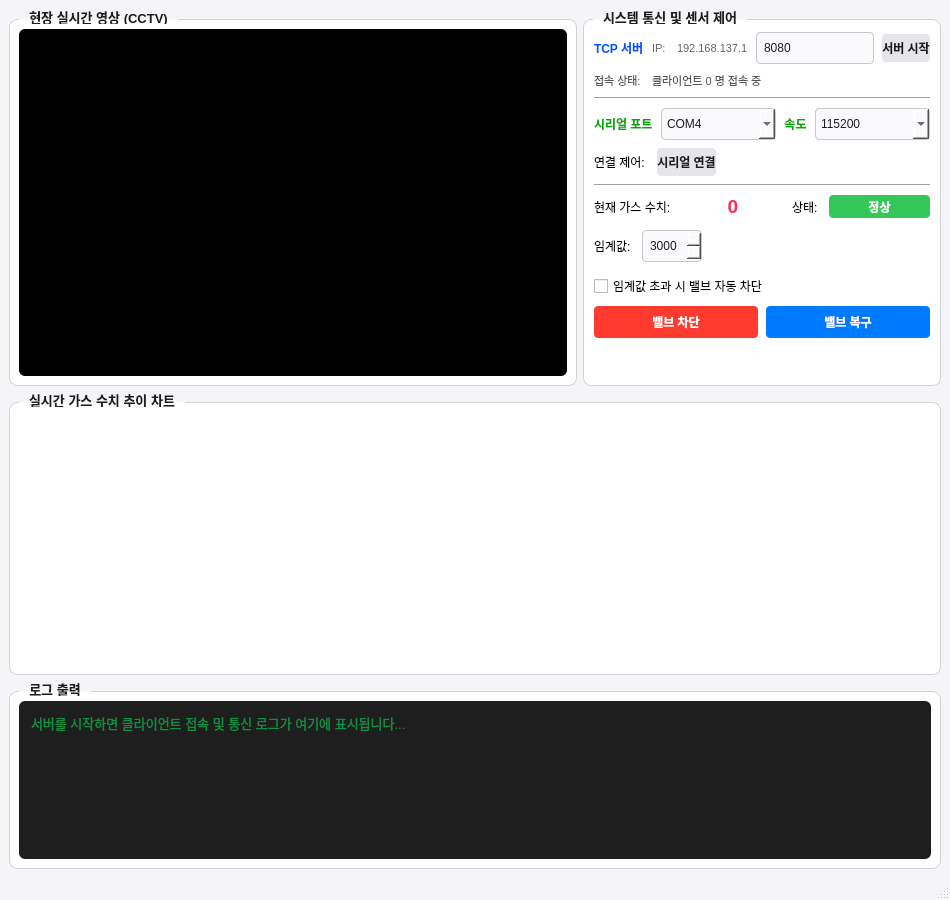
This is qt-server/mainwindow.ui in 96hckim/smart-monitoring-system as Qt 5 draws it before an edit. The edited form follows.
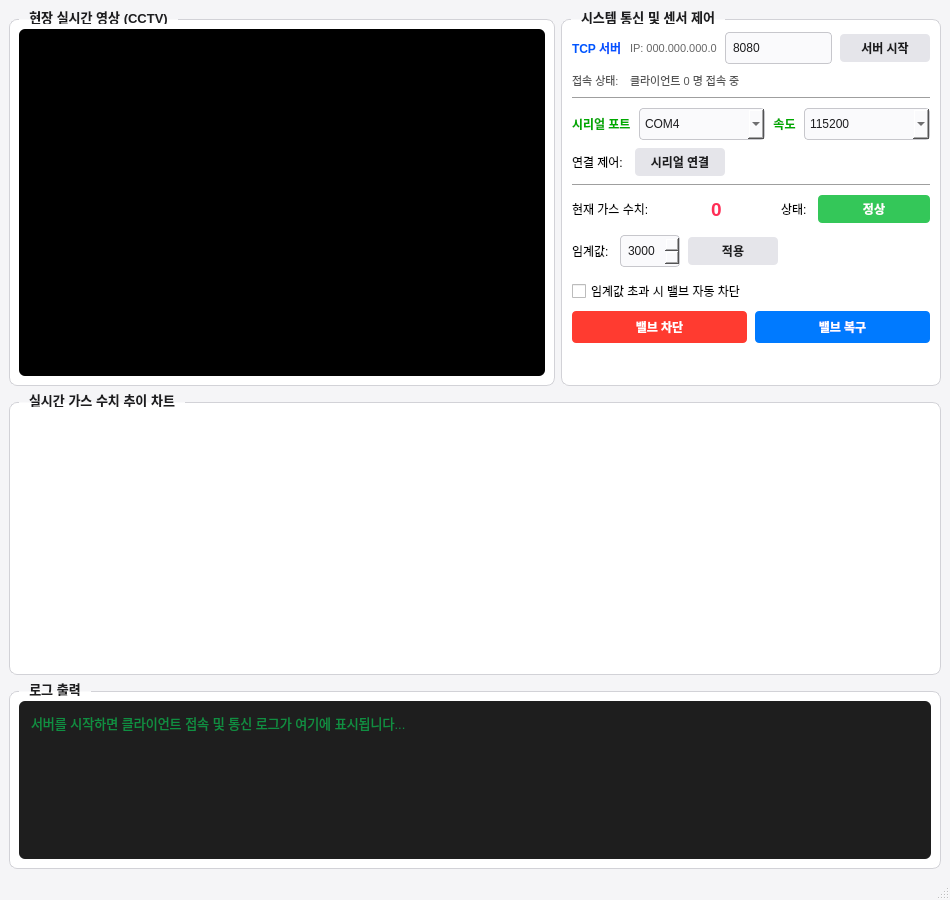
This is the edited form. Custom widgets are drawn as their Qt base class.

Commit message: feat(qt-server): 임계값 적용 버튼 추가, 시리얼 노이즈 차단 및 네트워크 로직 개선

Patch:
```diff
--- a/qt-server/mainwindow.ui
+++ b/qt-server/mainwindow.ui
@@ -153,7 +153,7 @@
             <number>10</number>
            </property>
            <item>
-            <layout class="QHBoxLayout" name="horizontalLayout_2" stretch="0,0,0,0,0">
+            <layout class="QHBoxLayout" name="horizontalLayout_2" stretch="0,0,0,0">
              <item>
               <widget class="QLabel" name="lblTcpServer">
                <property name="styleSheet">
@@ -164,23 +164,13 @@
                </property>
               </widget>
              </item>
-             <item>
-              <widget class="QLabel" name="label">
-               <property name="styleSheet">
-                <string notr="true">color: #666666; font-size: 8.5pt;</string>
-               </property>
-               <property name="text">
-                <string>IP: </string>
-               </property>
-              </widget>
-             </item>
              <item>
               <widget class="QLabel" name="lblServerIp">
                <property name="styleSheet">
                 <string notr="true">color: #666666; font-size: 8.5pt;</string>
                </property>
                <property name="text">
-                <string>192.168.137.1</string>
+                <string>IP: 000.000.000.0</string>
                </property>
               </widget>
              </item>
@@ -211,10 +201,16 @@
              </item>
              <item>
               <widget class="QPushButton" name="btnStartServer">
+               <property name="sizePolicy">
+                <sizepolicy hsizetype="Fixed" vsizetype="Fixed">
+                 <horstretch>0</horstretch>
+                 <verstretch>0</verstretch>
+                </sizepolicy>
+               </property>
                <property name="minimumSize">
                 <size>
-                 <width>0</width>
-                 <height>0</height>
+                 <width>90</width>
+                 <height>28</height>
                 </size>
                </property>
                <property name="maximumSize">
@@ -223,9 +219,6 @@
                  <height>16777215</height>
                 </size>
                </property>
-               <property name="styleSheet">
-                <string notr="true">height: 28px; font-weight: bold;</string>
-               </property>
                <property name="text">
                 <string>서버 시작</string>
                </property>
@@ -388,8 +381,17 @@
              </item>
              <item>
               <widget class="QPushButton" name="btnSerialConnect">
-               <property name="styleSheet">
-                <string notr="true">height: 28px; font-weight: bold;</string>
+               <property name="sizePolicy">
+                <sizepolicy hsizetype="Fixed" vsizetype="Fixed">
+                 <horstretch>0</horstretch>
+                 <verstretch>0</verstretch>
+                </sizepolicy>
+               </property>
+               <property name="minimumSize">
+                <size>
+                 <width>90</width>
+                 <height>28</height>
+                </size>
                </property>
                <property name="text">
                 <string>시리얼 연결</string>
@@ -458,6 +460,12 @@
              </item>
              <item>
               <widget class="QLabel" name="lblStatusBadge">
+               <property name="minimumSize">
+                <size>
+                 <width>0</width>
+                 <height>28</height>
+                </size>
+               </property>
                <property name="styleSheet">
                 <string notr="true">background-color: #34C759; color: white; font-weight: bold; border-radius: 4px; fixedHeight: 26px; AlignCenter</string>
                </property>
@@ -474,7 +482,7 @@
            <item>
             <layout class="QVBoxLayout" name="verticalLayout_6">
              <item>
-              <layout class="QHBoxLayout" name="horizontalLayout_7" stretch="0,0,0">
+              <layout class="QHBoxLayout" name="horizontalLayout_7" stretch="0,0,0,0">
                <item>
                 <widget class="QLabel" name="lblThreshold">
                  <property name="text">
@@ -501,6 +509,31 @@
                  </property>
                 </widget>
                </item>
+               <item>
+                <widget class="QPushButton" name="btnApplyThreshold">
+                 <property name="sizePolicy">
+                  <sizepolicy hsizetype="Fixed" vsizetype="Fixed">
+                   <horstretch>0</horstretch>
+                   <verstretch>0</verstretch>
+                  </sizepolicy>
+                 </property>
+                 <property name="minimumSize">
+                  <size>
+                   <width>90</width>
+                   <height>28</height>
+                  </size>
+                 </property>
+                 <property name="maximumSize">
+                  <size>
+                   <width>16777215</width>
+                   <height>16777215</height>
+                  </size>
+                 </property>
+                 <property name="text">
+                  <string>적용</string>
+                 </property>
+                </widget>
+               </item>
                <item>
                 <spacer name="horizontalSpacer">
                  <property name="orientation">
```
The commit also changes 4 other files.
